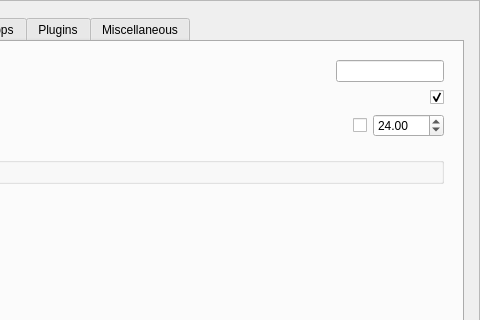
PrismPipeline/Prism, file Prism/Scripts/UserInterfacesPrism/PrismSettings.ui: the form before one commit; both pictures show x 363 to 843 and y 0 to 320 of the 843 by 685 pixel window.
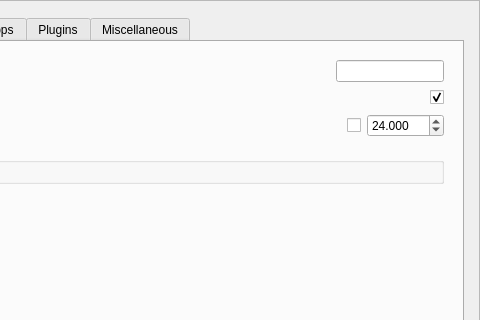
The form after the commit. The open tabs and pages were chosen to show the change.

```diff
--- a/Prism/Scripts/UserInterfacesPrism/PrismSettings.ui
+++ b/Prism/Scripts/UserInterfacesPrism/PrismSettings.ui
@@ -723,6 +723,9 @@
                      <height>0</height>
                     </size>
                    </property>
+                   <property name="decimals">
+                    <number>3</number>
+                   </property>
                    <property name="minimum">
                     <double>1.000000000000000</double>
                    </property>
```
